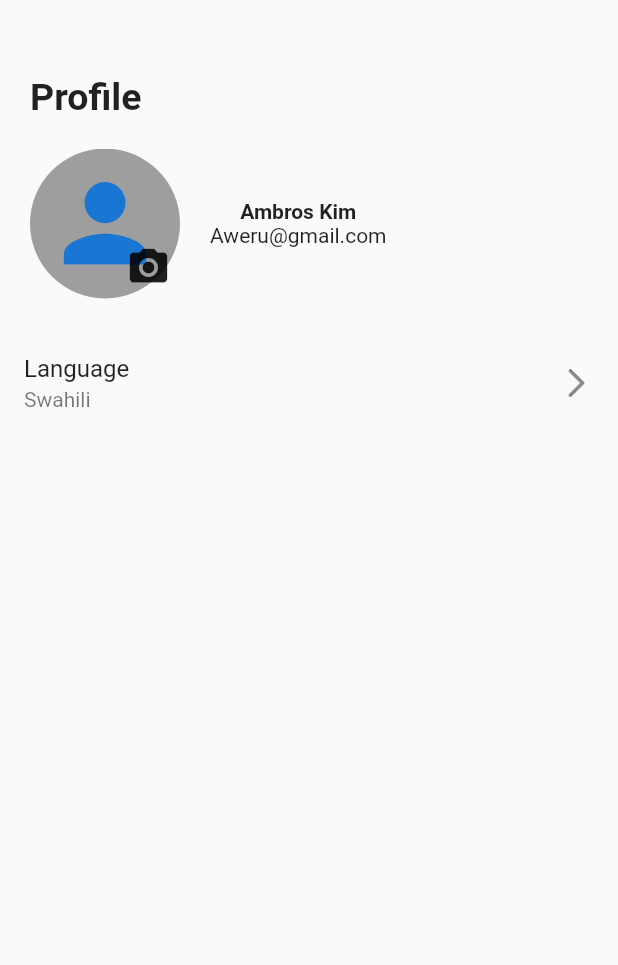
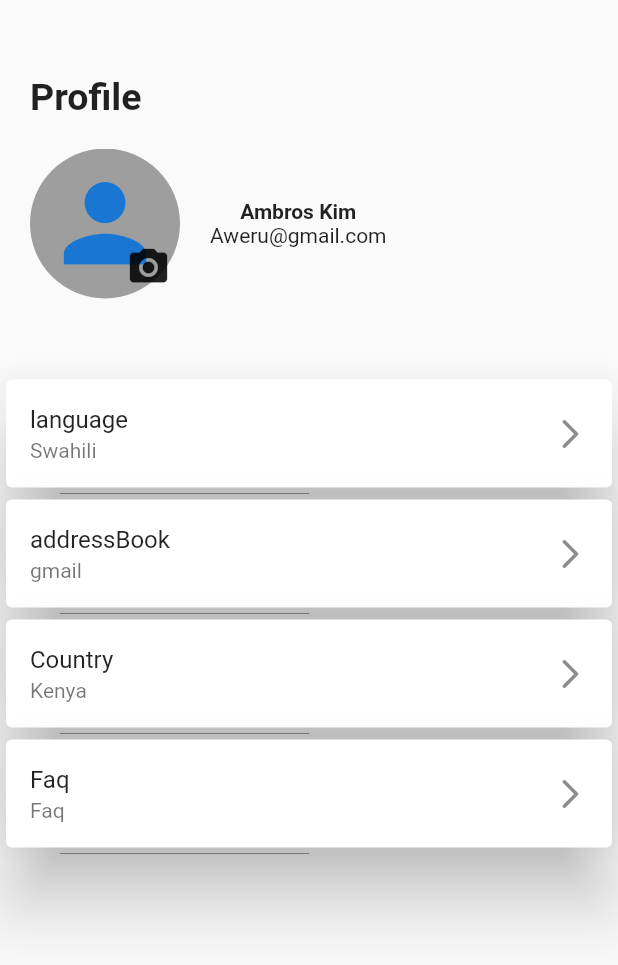
Before and after one commit to Anthony-10/Shopping, a Flutter app: the ProfileView screen opened directly, on a phone screen of 412 x 824 dp. Shown: the top 965 px of the screen. Run offline on Flutter 3.47's test engine with Material 2 defaults, Android fonts, the phone set to English and light mode, and no system bars; our stand-ins replace cloud_firestore, dio, file_picker, firebase_auth, firebase_core, get and 2 more; missing offline and left inert: flutter_polyline_points; accounts and stored records are empty.

```diff
--- /dev/null
+++ b/lib/data/profile_category/product_category.dart
@@ -0,0 +1,19 @@
+import 'package:flutter/material.dart';
+import 'package:shopping_app/models/profile_items.dart';
+
+class ProductCategory {
+  static const language = ProfileItems(
+      text: 'language',
+      subText: 'Swahili',
+      icon: Icons.arrow_forward_ios_rounded);
+  static const addressBook = ProfileItems(
+      text: 'addressBook',
+      subText: 'gmail',
+      icon: Icons.arrow_forward_ios_rounded);
+  static const country = ProfileItems(
+      text: 'Country', subText: 'Kenya', icon: Icons.arrow_forward_ios_rounded);
+  static const Faq = ProfileItems(
+      text: 'Faq', subText: 'Faq', icon: Icons.arrow_forward_ios_rounded);
+
+  static final List<ProfileItems> all = [language, addressBook, country, Faq];
+}
--- /dev/null
+++ b/lib/models/profile_items.dart
@@ -0,0 +1,9 @@
+import 'package:flutter/widgets.dart';
+
+class ProfileItems {
+  final String text;
+  final String subText;
+  final IconData icon;
+
+  const ProfileItems({this.text, this.subText, this.icon});
+}
--- a/lib/profile/view/profile_view.dart
+++ b/lib/profile/view/profile_view.dart
@@ -1,5 +1,7 @@
 import 'package:flutter/material.dart';
 import 'package:get/get.dart';
+import 'package:shopping_app/data/product_category/product_category.dart';
+import 'package:shopping_app/data/profile_category/product_category.dart';
 
 class ProfileView extends StatelessWidget {
   const ProfileView({Key key}) : super(key: key);
@@ -36,8 +38,11 @@ class ProfileView extends StatelessWidget {
                       bottom: -3,
                       right: -3,
                       child: IconButton(
-                        icon: Icon(Icons.camera_alt, size: 30.0,),
-                        onPressed: (){},
+                        icon: Icon(
+                          Icons.camera_alt,
+                          size: 30.0,
+                        ),
+                        onPressed: () {},
                       ))
                 ],
               ),
@@ -52,13 +57,21 @@ class ProfileView extends StatelessWidget {
             ]),
           ),
           SizedBox(
-            height: 20.0,
+            height: 50.0,
           ),
-          ListTile(
-            title: Text('Language'),
-            subtitle: Text('Swahili'),
-            trailing: Icon(Icons.arrow_forward_ios_rounded),
-          )
+          Column(
+              children: ProductCategory.all
+                  .map((item) => Card(
+                        child: ListTile(
+                          title: Text(item.text),
+                          subtitle: Text(item.subText),
+                          trailing: Icon(item.icon),
+                          onTap: () {},
+                        ),
+                        elevation: 20.0,
+                        shadowColor: Colors.black,
+                      ))
+                  .toList()),
         ],
       ),
     ));
--- a/lib/sell_location/controller/sell_direction_controller.dart
+++ b/lib/sell_location/controller/sell_direction_controller.dart
@@ -6,7 +6,7 @@ import 'package:google_maps_flutter/google_maps_flutter.dart';
 
 class DirectionRepository {
   static const String _baseUrl =
-      'https://maps.googleapis.com/maps/api/directions/outputFormat/json?';
+      'https://maps.googleapis.com/maps/api/directions/json?';
 
   final Dio _dio;
 
```
Also changed, not shown: lib/models/directions.dart (+12 -9 lines), lib/sell_location/view/sell_location.dart (+40 -15 lines), lib/sell_page/view/sell_view.dart (+5 -3 lines), 1 other file.
